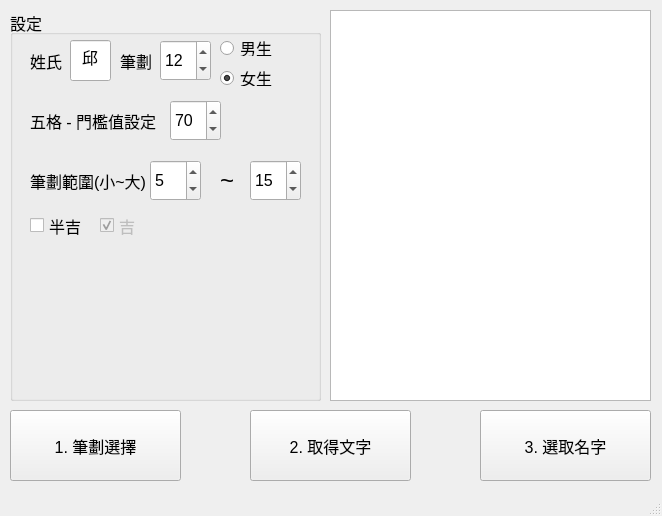
Old version of the form Naming.ui in the repository maticchiu/Naming.
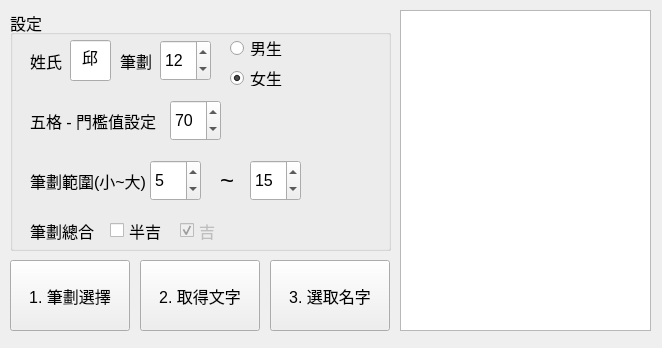
New version of the form.

Commit message: FiveLevelDescription.txt  - describe 5-level rule and grade *.ui & *_ui.py  - fine tune component position Naming_Main.py  - set sub-window on top before show()  - remove unused code NameCountResult.py  - fine tune description text format to show  - scroll bar to top at first time to show description SelectWord.py  - remove unused code

Patch:
```diff
--- a/Naming.ui
+++ b/Naming.ui
@@ -7,7 +7,7 @@
     <x>0</x>
     <y>0</y>
     <width>662</width>
-    <height>516</height>
+    <height>348</height>
    </rect>
   </property>
   <property name="font">
@@ -22,10 +22,10 @@
    <widget class="QTextEdit" name="textEdit_Log">
     <property name="geometry">
      <rect>
-      <x>330</x>
+      <x>400</x>
       <y>10</y>
-      <width>321</width>
-      <height>391</height>
+      <width>251</width>
+      <height>321</height>
      </rect>
     </property>
    </widget>
@@ -34,8 +34,8 @@
      <rect>
       <x>10</x>
       <y>10</y>
-      <width>311</width>
-      <height>391</height>
+      <width>381</width>
+      <height>241</height>
      </rect>
     </property>
     <property name="title">
@@ -68,10 +68,10 @@
     <widget class="QCheckBox" name="checkBox_HalfLuck">
      <property name="geometry">
       <rect>
-       <x>20</x>
+       <x>100</x>
        <y>200</y>
        <width>61</width>
-       <height>31</height>
+       <height>41</height>
       </rect>
      </property>
      <property name="text">
@@ -165,10 +165,10 @@
      </property>
      <property name="geometry">
       <rect>
-       <x>90</x>
+       <x>170</x>
        <y>200</y>
-       <width>61</width>
-       <height>31</height>
+       <width>41</width>
+       <height>41</height>
       </rect>
      </property>
      <property name="text">
@@ -239,7 +239,7 @@
     <widget class="QRadioButton" name="radioButton_Gender_Boy">
      <property name="geometry">
       <rect>
-       <x>210</x>
+       <x>220</x>
        <y>30</y>
        <width>75</width>
        <height>16</height>
@@ -252,7 +252,7 @@
     <widget class="QRadioButton" name="radioButton_Gender_Girl">
      <property name="geometry">
       <rect>
-       <x>210</x>
+       <x>220</x>
        <y>60</y>
        <width>75</width>
        <height>16</height>
@@ -301,13 +301,31 @@
       <number>70</number>
      </property>
     </widget>
+    <widget class="QLabel" name="label_11">
+     <property name="geometry">
+      <rect>
+       <x>20</x>
+       <y>200</y>
+       <width>81</width>
+       <height>41</height>
+      </rect>
+     </property>
+     <property name="font">
+      <font>
+       <pointsize>12</pointsize>
+      </font>
+     </property>
+     <property name="text">
+      <string>筆劃總合</string>
+     </property>
+    </widget>
    </widget>
    <widget class="QPushButton" name="pushButton_SelectFullName">
     <property name="geometry">
      <rect>
-      <x>480</x>
-      <y>410</y>
-      <width>171</width>
+      <x>270</x>
+      <y>260</y>
+      <width>120</width>
       <height>71</height>
      </rect>
     </property>
@@ -318,9 +336,9 @@
    <widget class="QPushButton" name="pushButton_SelectNameWord">
     <property name="geometry">
      <rect>
-      <x>250</x>
-      <y>410</y>
-      <width>161</width>
+      <x>140</x>
+      <y>260</y>
+      <width>120</width>
       <height>71</height>
      </rect>
     </property>
@@ -332,8 +350,8 @@
     <property name="geometry">
      <rect>
       <x>10</x>
-      <y>410</y>
-      <width>171</width>
+      <y>260</y>
+      <width>120</width>
       <height>71</height>
      </rect>
     </property>
@@ -342,7 +360,6 @@
     </property>
    </widget>
   </widget>
-  <widget class="QStatusBar" name="statusbar"/>
  </widget>
  <resources/>
  <connections/>
```
The commit also changes 9 other files.
